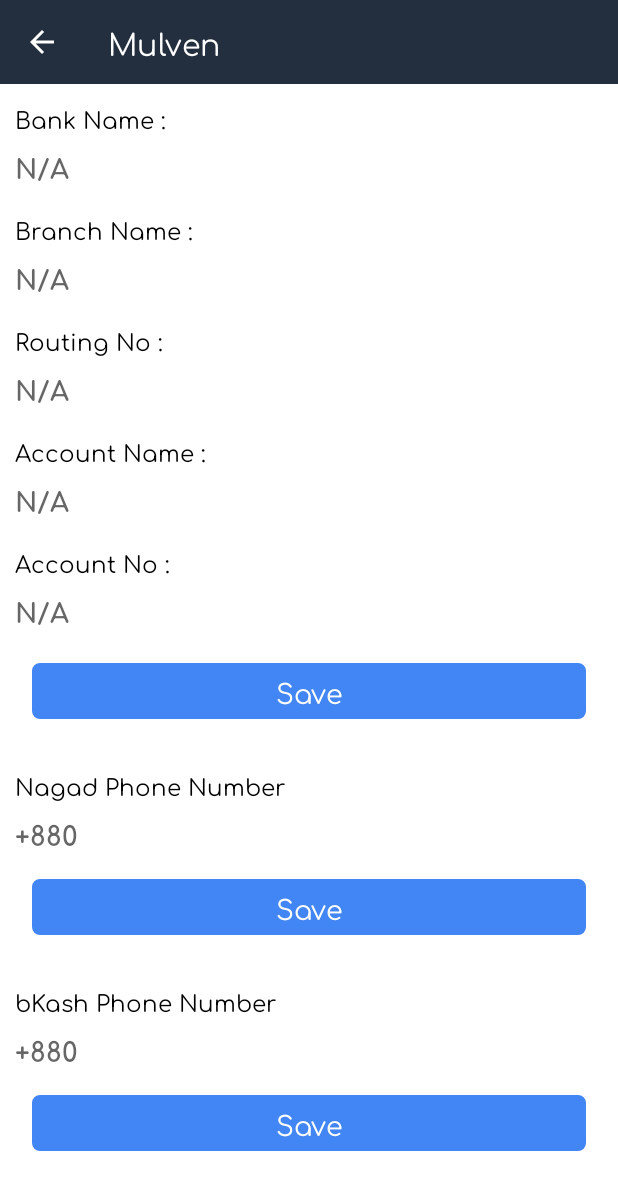
After one commit to prinonbhowmik/Mulven-E-commerce-, an Android app: the RefundMethodFormActivity screen opened directly, with no data from a screen before it, on a phone screen of 412 x 824 dp. The commit adds this screen. Shown: the top 1190 px of the screen. Run offline under Robolectric (Android 15) with nearby library versions, the phone set to English and light mode, and no system bars.

Commit message:
RefundMethodFormActivity.java create

```diff
--- a/app/src/main/AndroidManifest.xml
+++ b/app/src/main/AndroidManifest.xml
@@ -18,7 +18,8 @@
         android:roundIcon="@mipmap/ic_launcher_round"
         android:supportsRtl="true"
         android:theme="@style/Theme.Mulven">
-        <activity android:name=".Activities.RefundOTPActivity"></activity>
+        <activity android:name=".Activities.RefundMethodFormActivity"></activity>
+        <activity android:name=".Activities.RefundOTPActivity" />
         <activity android:name=".Activities.RefundSettlementActivity" />
         <activity android:name=".Activities.NotificationDetailsActivity" />
         <activity android:name=".Activities.NagadPaymentActivity" />
--- /dev/null
+++ b/app/src/main/java/com/hydertechno/mulven/Activities/RefundMethodFormActivity.java
@@ -0,0 +1,48 @@
+package com.hydertechno.mulven.Activities;
+
+import androidx.appcompat.app.AppCompatActivity;
+import androidx.appcompat.widget.Toolbar;
+
+import android.content.Intent;
+import android.os.Bundle;
+import android.view.MenuItem;
+
+import com.hydertechno.mulven.R;
+
+import java.util.Objects;
+
+public class RefundMethodFormActivity extends AppCompatActivity {
+
+    private Toolbar toolbar;
+    @Override
+    protected void onCreate(Bundle savedInstanceState) {
+        super.onCreate(savedInstanceState);
+        setContentView(R.layout.activity_refund_method_form);
+        init();
+    }
+
+
+
+    public void init(){
+        toolbar = findViewById(R.id.toolbar);
+        setSupportActionBar(toolbar);
+        Objects.requireNonNull(getSupportActionBar()).setDisplayHomeAsUpEnabled(true);
+    }
+
+    @Override
+    public boolean onOptionsItemSelected(MenuItem item) {
+
+        switch (item.getItemId()) {
+            case android.R.id.home:
+                finish();
+                return true;
+        }
+        return super.onOptionsItemSelected(item);
+    }
+
+    @Override
+    public void onBackPressed() {
+        super.onBackPressed();
+        finish();
+    }
+}
--- a/app/src/main/java/com/hydertechno/mulven/Activities/RefundSettlementActivity.java
+++ b/app/src/main/java/com/hydertechno/mulven/Activities/RefundSettlementActivity.java
@@ -6,7 +6,9 @@ import androidx.appcompat.widget.Toolbar;
 import android.content.Intent;
 import android.os.Bundle;
 import android.view.MenuItem;
+import android.view.View;
 import android.widget.RelativeLayout;
+import android.widget.TextView;
 
 import com.hydertechno.mulven.R;
 
@@ -16,16 +18,26 @@ import java.util.Objects;
 public class RefundSettlementActivity extends AppCompatActivity {
     public RelativeLayout rootLayout;
     private Toolbar toolbar;
+    private TextView nEdit;
     @Override
     protected void onCreate(Bundle savedInstanceState) {
         super.onCreate(savedInstanceState);
         setContentView(R.layout.activity_refund_settlement);
         init();
+
+        nEdit.setOnClickListener(new View.OnClickListener() {
+            @Override
+            public void onClick(View view) {
+                Intent intent=new Intent( RefundSettlementActivity.this,RefundMethodFormActivity.class);
+                startActivity(intent);
+            }
+        });
     }
 
     public void init(){
 
         rootLayout = findViewById(R.id.refundRootLayout);
+        nEdit = findViewById(R.id.nEdit);
         toolbar = findViewById(R.id.toolbar);
         setSupportActionBar(toolbar);
         Objects.requireNonNull(getSupportActionBar()).setDisplayHomeAsUpEnabled(true);
--- a/app/src/main/java/com/hydertechno/mulven/Fragments/ProfileFragment.java
+++ b/app/src/main/java/com/hydertechno/mulven/Fragments/ProfileFragment.java
@@ -42,6 +42,7 @@ import com.hydertechno.mulven.Activities.ChangePasswordActivity;
 import com.hydertechno.mulven.Activities.PaymentHistoryActivity;
 import com.hydertechno.mulven.Activities.PlaceOrderListActivity;
 import com.hydertechno.mulven.Activities.ProfileActivity;
+import com.hydertechno.mulven.Activities.RefundOTPActivity;
 import com.hydertechno.mulven.Activities.RefundSettlementActivity;
 import com.hydertechno.mulven.Api.ApiUtils;
 import com.hydertechno.mulven.Api.Config;
@@ -261,9 +262,10 @@ public class ProfileFragment extends Fragment implements ConnectivityReceiver.Co
                 if (!isConnected) {
                     snackBar(isConnected);
                 } else {
-                    Intent intent = new Intent(getActivity(), RefundSettlementActivity.class);
+                    Intent intent = new Intent(getActivity(), RefundOTPActivity.class);
                     startActivity(intent);
                     getActivity().overridePendingTransition(R.anim.slide_in_right, R.anim.slide_out_left);
+                    getActivity().finish();
                 }
             }
         });
--- /dev/null
+++ b/app/src/main/res/layout/activity_refund_method_form.xml
@@ -0,0 +1,247 @@
+<?xml version="1.0" encoding="utf-8"?>
+<RelativeLayout xmlns:android="http://schemas.android.com/apk/res/android"
+    xmlns:app="http://schemas.android.com/apk/res-auto"
+    xmlns:tools="http://schemas.android.com/tools"
+    android:layout_width="match_parent"
+    android:layout_height="match_parent"
+    tools:context=".Activities.RefundMethodFormActivity">
+
+    <androidx.appcompat.widget.Toolbar
+        android:id="@+id/toolbar"
+        android:layout_width="match_parent"
+        android:layout_height="?attr/actionBarSize"
+        android:background="@color/themDark"
+        app:theme="@style/ToolbarColoredBackArrow"
+        app:titleTextColor="@color/white" />
+    <ScrollView
+        android:layout_width="match_parent"
+        android:layout_height="match_parent"
+        android:layout_below="@id/toolbar">
+        <LinearLayout
+            android:layout_width="match_parent"
+            android:layout_height="wrap_content"
+            android:orientation="vertical">
+
+
+            <LinearLayout
+                android:layout_width="match_parent"
+                android:layout_height="match_parent"
+                android:orientation="vertical">
+                <TextView
+                    android:layout_width="wrap_content"
+                    android:layout_height="wrap_content"
+                    android:text="Bank Name :"
+                    android:textSize="15sp"
+                    android:textColor="@color/black"
+                    android:fontFamily="@font/comfortaa"
+                    android:layout_marginTop="10dp"
+                    android:layout_marginStart="10dp"/>
+                <EditText
+                    android:id="@+id/bankNameTV"
+                    android:layout_width="wrap_content"
+                    android:layout_height="wrap_content"
+                    android:textSize="18sp"
+                    android:textColor="@color/black"
+                    android:fontFamily="@font/comfortaa_bold"
+                    android:layout_marginTop="5dp"
+                    android:layout_marginBottom="5dp"
+                    android:background="@null"
+                    android:hint="N/A"
+                    android:layout_marginStart="10dp"/>
+                <TextView
+                    android:layout_width="wrap_content"
+                    android:layout_height="wrap_content"
+                    android:text="Branch Name :"
+                    android:textSize="15sp"
+                    android:textColor="@color/black"
+                    android:fontFamily="@font/comfortaa"
+                    android:layout_marginTop="10dp"
+                    android:layout_marginStart="10dp"/>
+                <EditText
+                    android:id="@+id/branchNameTV"
+                    android:layout_width="wrap_content"
+                    android:layout_height="wrap_content"
+                    android:textSize="18sp"
+                    android:textColor="@color/black"
+                    android:fontFamily="@font/comfortaa_bold"
+                    android:layout_marginTop="5dp"
+                    android:layout_marginBottom="5dp"
+                    android:background="@null"
+                    android:hint="N/A"
+                    android:layout_marginStart="10dp"/>
+                <TextView
+                    android:layout_width="wrap_content"
+                    android:layout_height="wrap_content"
+                    android:text="Routing No :"
+                    android:textSize="15sp"
+                    android:textColor="@color/black"
+                    android:fontFamily="@font/comfortaa"
+                    android:layout_marginTop="10dp"
+                    android:layout_marginStart="10dp"/>
+                <EditText
+                    android:id="@+id/routingNoTV"
+                    android:layout_width="wrap_content"
+                    android:layout_height="wrap_content"
+                    android:textSize="18sp"
+                    android:textColor="@color/black"
+                    android:fontFamily="@font/comfortaa_bold"
+                    android:layout_marginTop="5dp"
+                    android:layout_marginBottom="5dp"
+                    android:background="@null"
+                    android:hint="N/A"
+                    android:layout_marginStart="10dp"/>
+                <TextView
+                    android:layout_width="wrap_content"
+                    android:layout_height="wrap_content"
+                    android:text="Account Name :"
+                    android:textSize="15sp"
+                    android:textColor="@color/black"
+                    android:fontFamily="@font/comfortaa"
+                    android:layout_marginTop="10dp"
+                    android:layout_marginStart="10dp"/>
+                <EditText
+                    android:id="@+id/accountNameTV"
+                    android:layout_width="wrap_content"
+                    android:layout_height="wrap_content"
+                    android:textSize="18sp"
+                    android:textColor="@color/black"
+                    android:fontFamily="@font/comfortaa_bold"
+                    android:layout_marginTop="5dp"
+                    android:layout_marginBottom="5dp"
+                    android:background="@null"
+                    android:hint="N/A"
+                    android:layout_marginStart="10dp"/>
+                <TextView
+                    android:layout_width="wrap_content"
+                    android:layout_height="wrap_content"
+                    android:text="Account No :"
+                    android:textSize="15sp"
+                    android:textColor="@color/black"
+                    android:fontFamily="@font/comfortaa"
+                    android:layout_marginTop="10dp"
+                    android:layout_marginStart="10dp"/>
+                <EditText
+                    android:id="@+id/accountNoTV"
+                    android:layout_width="wrap_content"
+                    android:layout_height="wrap_content"
+                    android:textSize="18sp"
+                    android:textColor="@color/black"
+                    android:fontFamily="@font/comfortaa_bold"
+                    android:layout_marginTop="5dp"
+                    android:background="@null"
+                    android:hint="N/A"
+                    android:layout_marginStart="10dp"
+                    android:layout_marginBottom="10dp"/>
+
+                <TextView
+                    android:id="@+id/bankSave"
+                    android:layout_width="match_parent"
+                    android:layout_height="40dp"
+                    android:layout_marginStart="20dp"
+                    android:layout_marginTop="10dp"
+                    android:layout_marginEnd="20dp"
+                    android:layout_marginBottom="20dp"
+                    android:background="@drawable/btn_background_blue"
+                    android:fontFamily="@font/comfortaa"
+                    android:gravity="center"
+                    android:text="Save"
+                    android:textAllCaps="false"
+                    android:textColor="@color/white"
+                    android:textSize="18sp" />
+
+            </LinearLayout>
+
+            <LinearLayout
+                android:layout_width="match_parent"
+                android:layout_height="match_parent"
+                android:orientation="vertical">
+                <TextView
+                    android:layout_width="wrap_content"
+                    android:layout_height="wrap_content"
+                    android:text="Nagad Phone Number"
+                    android:textSize="15sp"
+                    android:textColor="@color/black"
+                    android:fontFamily="@font/comfortaa"
+                    android:layout_marginTop="10dp"
+                    android:layout_marginStart="10dp"/>
+                <EditText
+                    android:id="@+id/nagadAccountET"
+                    android:layout_width="wrap_content"
+                    android:layout_height="wrap_content"
+                    android:textSize="18sp"
+                    android:textColor="@color/black"
+                    android:fontFamily="@font/comfortaa_bold"
+                    android:layout_marginTop="5dp"
+                    android:layout_marginBottom="5dp"
+                    android:background="@null"
+                    android:hint="+880"
+                    android:layout_marginStart="10dp"/>
+
+                <TextView
+                    android:id="@+id/nagadSaveTV"
+                    android:layout_width="match_parent"
+                    android:layout_height="40dp"
+                    android:layout_marginStart="20dp"
+                    android:layout_marginTop="10dp"
+                    android:layout_marginEnd="20dp"
+                    android:layout_marginBottom="20dp"
+                    android:background="@drawable/btn_background_blue"
+                    android:fontFamily="@font/comfortaa"
+                    android:gravity="center"
+                    android:text="Save"
+                    android:textAllCaps="false"
+                    android:textColor="@color/white"
+                    android:textSize="18sp" />
+
+            </LinearLayout>
+
+            <LinearLayout
+                android:layout_width="match_parent"
+                android:layout_height="match_parent"
+                android:orientation="vertical">
+                <TextView
+                    android:layout_width="wrap_content"
+                    android:layout_height="wrap_content"
+                    android:text="bKash Phone Number"
+                    android:textSize="15sp"
+                    android:textColor="@color/black"
+                    android:fontFamily="@font/comfortaa"
+                    android:layout_marginTop="10dp"
+                    android:layout_marginStart="10dp"/>
+                <EditText
+                    android:id="@+id/bkashAccountET"
+                    android:layout_width="wrap_content"
+                    android:layout_height="wrap_content"
+                    android:textSize="18sp"
+                    android:textColor="@color/black"
+                    android:fontFamily="@font/comfortaa_bold"
+                    android:layout_marginTop="5dp"
+                    android:layout_marginBottom="5dp"
+                    android:background="@null"
+                    android:hint="+880"
+                    android:layout_marginStart="10dp"/>
+
+                <TextView
+                    android:id="@+id/bkashSave"
+                    android:layout_width="match_parent"
+                    android:layout_height="40dp"
+                    android:layout_marginStart="20dp"
+                    android:layout_marginTop="10dp"
+                    android:layout_marginEnd="20dp"
+                    android:layout_marginBottom="20dp"
+                    android:background="@drawable/btn_background_blue"
+                    android:fontFamily="@font/comfortaa"
+                    android:gravity="center"
+                    android:text="Save"
+                    android:textAllCaps="false"
+                    android:textColor="@color/white"
+                    android:textSize="18sp" />
+
+            </LinearLayout>
+
+
+        </LinearLayout>
+
+    </ScrollView>
+
+</RelativeLayout>
```
